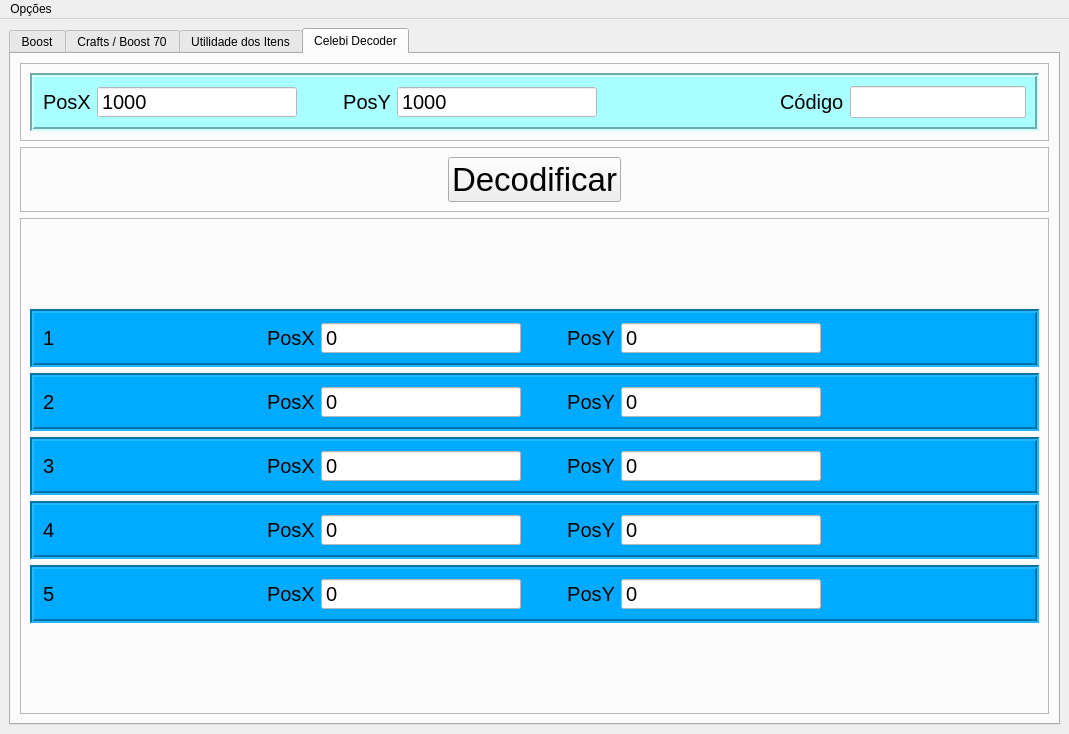
Qt form main.ui (Kaaize/PokeXRocket) before a commit.
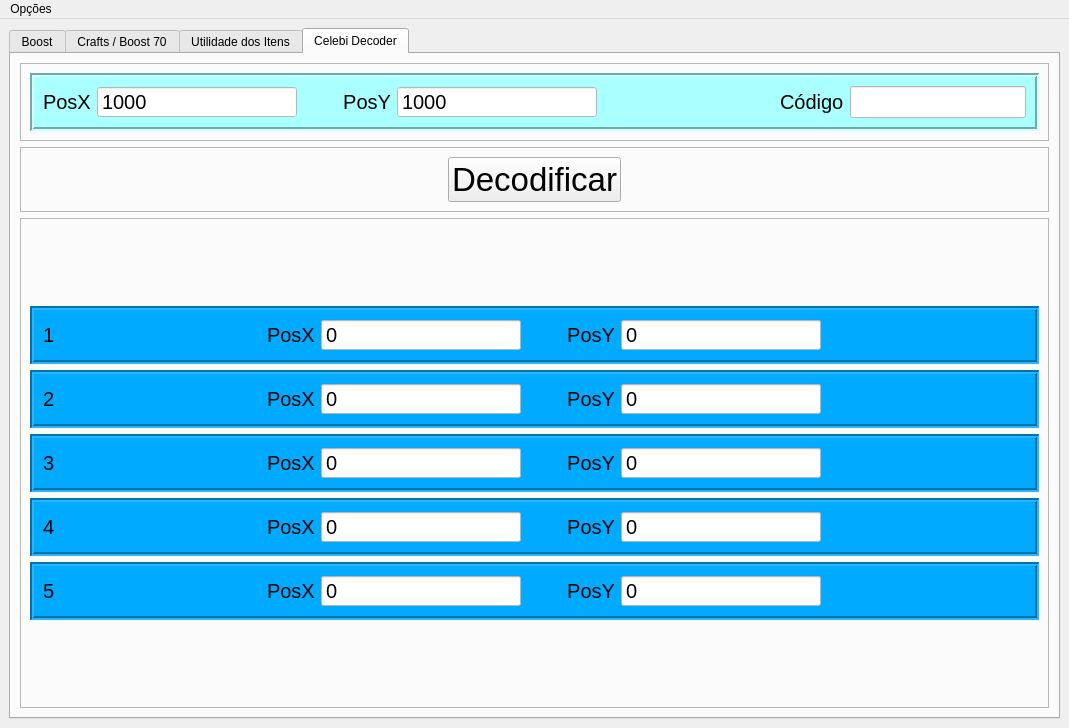
The same form after that commit. The open tabs and pages were chosen to show the change. Icons and pictures are not drawn.

```diff
--- a/main.ui
+++ b/main.ui
@@ -7,7 +7,7 @@
     <x>0</x>
     <y>0</y>
     <width>1069</width>
-    <height>734</height>
+    <height>728</height>
    </rect>
   </property>
   <property name="sizePolicy">
```
Left out of the diff: 4 changed lines with no effect on the pictures.
